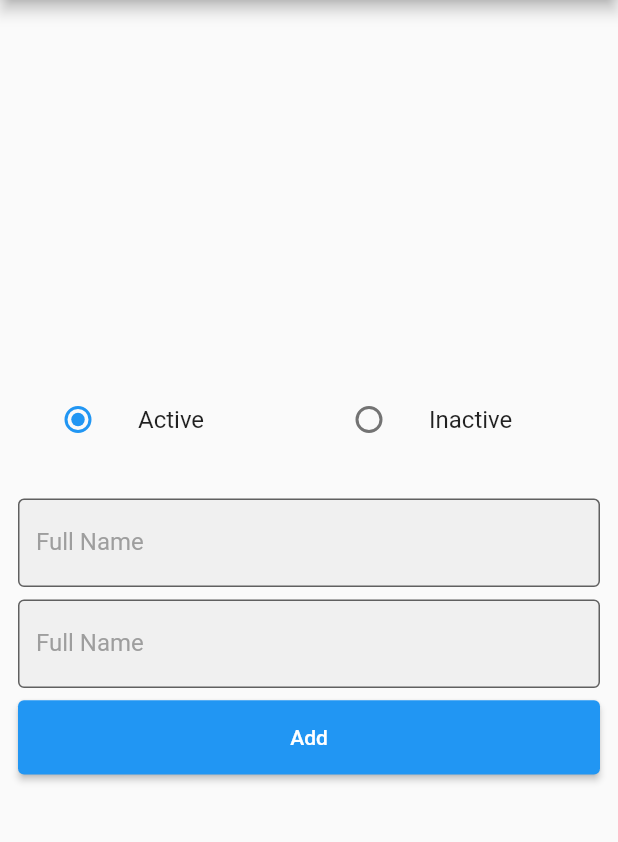
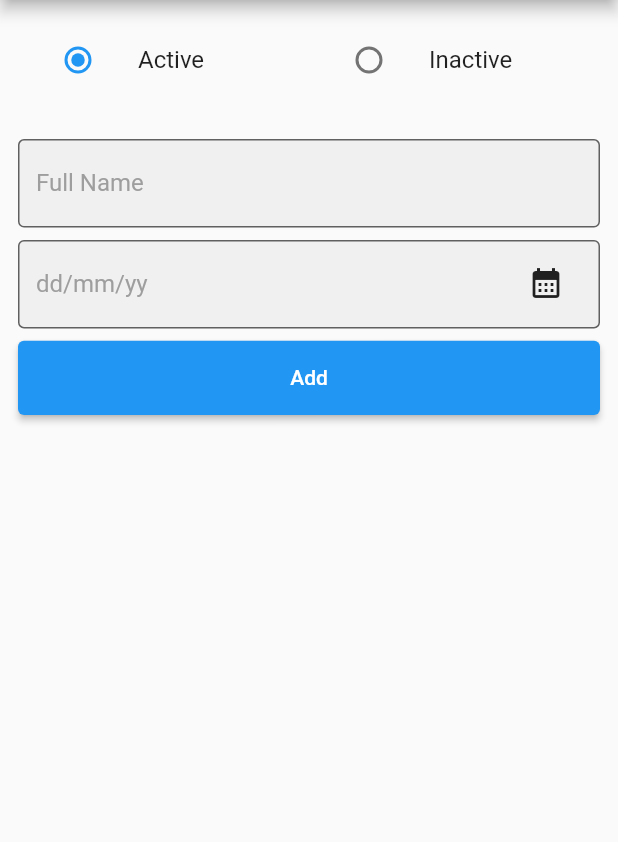
Before and after one commit to Siyahm/Zylu_Task_EmployeApp, a Flutter app: the screen it shows after launch, after a tap on the "add" icon, on a phone screen of 412 x 824 dp, the part 84-926 px from its top. Run offline on Flutter 3.47's test engine with Material 2 defaults, Android fonts, the phone set to English and light mode, and no system bars; our stand-ins replace hive, hive_flutter; accounts and stored records are empty.

Commit message:
completed adding employee, checking experience and status

```diff
--- a/lib/controller/home_controller.dart
+++ b/lib/controller/home_controller.dart
@@ -1,3 +1,18 @@
+import 'package:employee_app/db/employee_db.dart';
+import 'package:employee_app/model/emplotee_model.dart';
 import 'package:flutter/cupertino.dart';
 
-class HomeController with ChangeNotifier {}
+class HomeController with ChangeNotifier {
+  Duration? experience;
+  List<EmployeeModel?> employeeList = [];
+
+  void getAllEmployees() async {
+    employeeList = await EmployeeDB().getEmployee();
+
+    notifyListeners();
+  }
+
+  void checkExperience(int index) {
+    experience = DateTime.now().difference(employeeList[index]!.date);
+  }
+}
--- a/lib/db/employee_db.dart
+++ b/lib/db/employee_db.dart
@@ -8,6 +8,7 @@ class EmployeeDB {
     try {
       final employeeDb = await Hive.openBox<EmployeeModel>('EMPLOYEE_DB');
       await employeeDb.add(model);
+      log(employeeDb.toString());
       return true;
     } catch (e) {
       log(e.toString());
--- a/lib/helpers/app_colors.dart
+++ b/lib/helpers/app_colors.dart
@@ -2,4 +2,7 @@ import 'package:flutter/material.dart';
 
 class AppColors {
   static const greyColor = Colors.grey;
+  static const greenColor = Colors.green;
+  static const blackColor = Colors.black;
+  static const whiteColor = Colors.white;
 }
--- a/lib/main.dart
+++ b/lib/main.dart
@@ -11,6 +11,9 @@ Future<void> main() async {
   await Hive.initFlutter();
   if (!Hive.isAdapterRegistered(EmployeeModelAdapter().typeId)) {
     Hive.registerAdapter(EmployeeModelAdapter());
+  }
+  if (!Hive.isAdapterRegistered(StatusAdapter().typeId)) {
+    Hive.registerAdapter(StatusAdapter());
   }
   runApp(const MyApp());
 }
--- a/lib/model/emplotee_model.dart
+++ b/lib/model/emplotee_model.dart
@@ -7,9 +7,20 @@ class EmployeeModel {
   final String? name;
   @HiveField(1)
   final DateTime date;
+  @HiveField(2)
+  final Status? status;
 
   EmployeeModel({
     required this.name,
     required this.date,
+    required this.status,
   });
 }
+
+@HiveType(typeId: 2)
+enum Status {
+  @HiveField(0)
+  active,
+  @HiveField(1)
+  inactive,
+}
--- a/lib/view/add_screen/add_screen.dart
+++ b/lib/view/add_screen/add_screen.dart
@@ -6,10 +6,10 @@ import 'package:provider/provider.dart';
 
 class AddScreen extends StatelessWidget {
   const AddScreen({super.key});
+  static final formKey = GlobalKey<FormState>();
 
   @override
   Widget build(BuildContext context) {
-    final formKey = GlobalKey<FormState>();
     final addScreenController =
         Provider.of<AddScreenController>(context, listen: false);
     final size = MediaQuery.of(context).size;
@@ -18,17 +18,15 @@ class AddScreen extends StatelessWidget {
         title: const Text('Add Employees'),
         centerTitle: true,
       ),
-      body: Padding(
+      body: SingleChildScrollView(
+        child: Padding(
           padding: const EdgeInsets.all(12),
           child: Form(
             key: formKey,
             child: Column(
               mainAxisAlignment: MainAxisAlignment.center,
               children: [
-              Consumer<AddScreenController>(
-                builder: (context, value, child) =>
                 const EmployeeStatusWidget(),
-              ),
                 SizedBox(
                   height: size.height * 0.03,
                 ),
@@ -39,9 +37,33 @@ class AddScreen extends StatelessWidget {
                 SizedBox(
                   height: size.height * 0.01,
                 ),
+                Consumer<AddScreenController>(
+                  builder: (context, value, child) => Stack(
+                    children: [
                       TextFormFieldWidget(
-                label: 'Date',
-                controller: addScreenController.dateController,
+                        label: 'dd/mm/yy',
+                        controller: value.dateController,
+                        onTap: () async {
+                          FocusScope.of(context).requestFocus(FocusNode());
+                          await value.showDate(context);
+                          // value.pickDate();
+                        },
+                      ),
+                      Positioned(
+                        right: 12,
+                        top: 5,
+                        child: IconButton(
+                          onPressed: () async {
+                            await value.showDate(context);
+                            // value.pickDate();
+                          },
+                          icon: const Icon(
+                            Icons.calendar_month,
+                          ),
+                        ),
+                      ),
+                    ],
+                  ),
                 ),
                 SizedBox(
                   height: size.height * 0.01,
@@ -50,13 +72,16 @@ class AddScreen extends StatelessWidget {
                   style: ElevatedButton.styleFrom(
                     minimumSize: Size(double.infinity, size.height * 0.06),
                   ),
-                onPressed: () {},
+                  onPressed: () {
+                    addScreenController.addEmployee(context);
+                  },
                   child: const Text('Add'),
                 ),
               ],
             ),
           ),
         ),
+      ),
     );
   }
 }
--- a/lib/view/add_screen/widgets/employee_status_widget.dart
+++ b/lib/view/add_screen/widgets/employee_status_widget.dart
@@ -1,5 +1,5 @@
 import 'package:employee_app/controller/add_screen_controller.dart';
-import 'package:flutter/cupertino.dart';
+import 'package:employee_app/model/emplotee_model.dart';
 import 'package:flutter/material.dart';
 import 'package:provider/provider.dart';
 
@@ -10,17 +10,16 @@ class EmployeeStatusWidget extends StatelessWidget {
 
   @override
   Widget build(BuildContext context) {
-    final addScreenController =
-        Provider.of<AddScreenController>(context, listen: false);
-    return Row(
+    return Consumer<AddScreenController>(
+      builder: (context, value, child) => Row(
         children: [
           Expanded(
             child: ListTile(
               leading: Radio(
                 value: Status.active,
-              groupValue: addScreenController.status,
+                groupValue: value.status,
                 onChanged: (newValue) {
-                addScreenController.changeRadioValue(newValue!);
+                  value.changeRadioValue(newValue!);
                 },
               ),
               title: const Text('Active'),
@@ -30,15 +29,16 @@ class EmployeeStatusWidget extends StatelessWidget {
             child: ListTile(
               leading: Radio(
                 value: Status.inactive,
-              groupValue: addScreenController.status,
+                groupValue: value.status,
                 onChanged: (newValue) {
-                addScreenController.changeRadioValue(newValue!);
+                  value.changeRadioValue(newValue!);
                 },
               ),
               title: const Text('Inactive'),
             ),
           ),
         ],
+      ),
     );
   }
 }
--- a/lib/view/add_screen/widgets/text_formfield_widget.dart
+++ b/lib/view/add_screen/widgets/text_formfield_widget.dart
@@ -1,5 +1,4 @@
 import 'package:employee_app/helpers/app_colors.dart';
-import 'package:flutter/cupertino.dart';
 import 'package:flutter/material.dart';
 
 class TextFormFieldWidget extends StatelessWidget {
@@ -7,17 +6,21 @@ class TextFormFieldWidget extends StatelessWidget {
     Key? key,
     required this.label,
     required this.controller,
+    this.onTap,
   }) : super(key: key);
   final String label;
   final TextEditingController controller;
+  final void Function()? onTap;
   @override
   Widget build(BuildContext context) {
     return TextFormField(
+      onTap: onTap,
+      controller: controller,
       decoration: InputDecoration(
         filled: true,
-        label: const Text(
-          'Full Name',
-          style: TextStyle(
+        label: Text(
+          label,
+          style: const TextStyle(
             color: AppColors.greyColor,
           ),
         ),
--- a/lib/view/home/home.dart
+++ b/lib/view/home/home.dart
@@ -1,12 +1,22 @@
+import 'package:employee_app/controller/add_screen_controller.dart';
+import 'package:employee_app/controller/home_controller.dart';
 import 'package:employee_app/view/add_screen/add_screen.dart';
 import 'package:employee_app/view/home/widgets/list_tile_widget.dart';
 import 'package:flutter/material.dart';
+import 'package:provider/provider.dart';
 
 class HomeScreen extends StatelessWidget {
   const HomeScreen({super.key});
 
   @override
   Widget build(BuildContext context) {
+    final homeController = Provider.of<HomeController>(context, listen: false);
+
+    // final addScreenController =
+    //     Provider.of<AddScreenController>(context, listen: false);
+    WidgetsBinding.instance.addPostFrameCallback((timeStamp) {
+      homeController.getAllEmployees();
+    });
     return Scaffold(
       appBar: AppBar(
         title: const Text('Employees'),
@@ -14,13 +24,18 @@ class HomeScreen extends StatelessWidget {
       ),
       body: Padding(
         padding: const EdgeInsets.all(10),
-        child: ListView.separated(
-            itemBuilder: (context, index) => const ListTileWidget(),
+        child: Consumer<HomeController>(
+          builder: (context, value, child) => ListView.separated(
+            itemBuilder: (context, index) => ListTileWidget(
+              index: index,
+            ),
             separatorBuilder: (context, index) => const Divider(
-                  thickness: 2,
-                  height: 2,
-                ),
-            itemCount: 3),
+              thickness: 2,
+              height: 2,
+            ),
+            itemCount: value.employeeList.length,
+          ),
+        ),
       ),
       floatingActionButton: CircleAvatar(
         radius: 25,
--- a/pubspec.yaml
+++ b/pubspec.yaml
@@ -36,6 +36,7 @@ dependencies:
   hive: ^2.2.3
   hive_flutter: ^1.1.0
   hive_generator: ^2.0.0
+  intl: ^0.18.0
   provider: ^6.0.5
 
 dev_dependencies:
```
Also changed, not shown: lib/controller/add_screen_controller.dart (+60 -8 lines), lib/utils/custom_snack_bar.dart (added, +14 -0 lines), lib/view/home/widgets/list_tile_widget.dart (+61 -11 lines), lib/model/emplotee_model.g.dart, pubspec.lock. Lines whose indentation alone changed are shown as unchanged.
